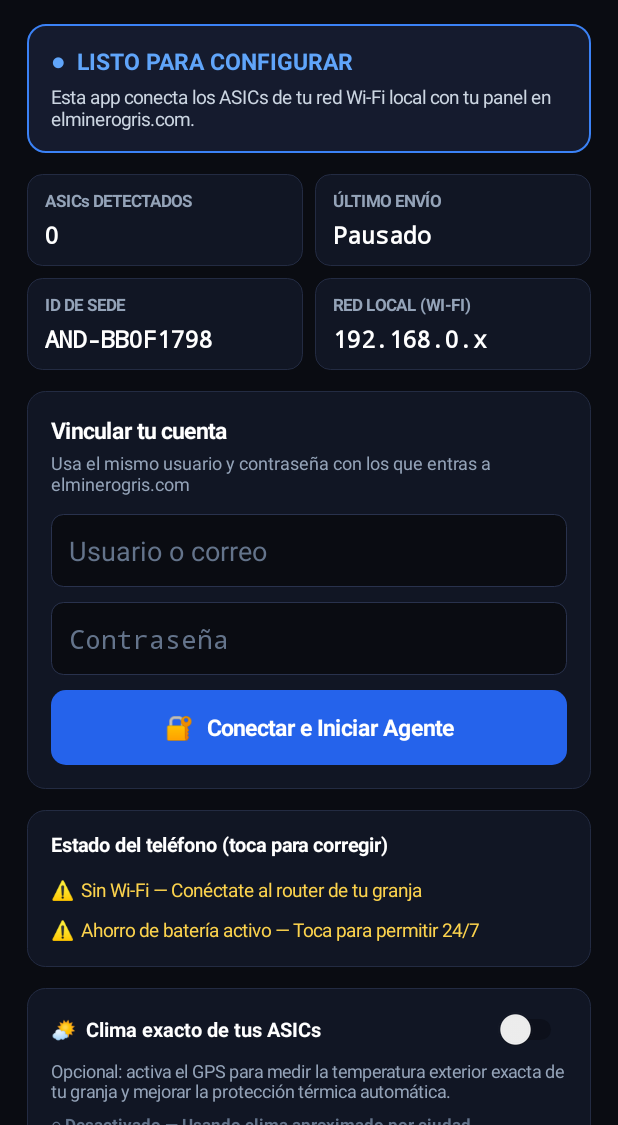
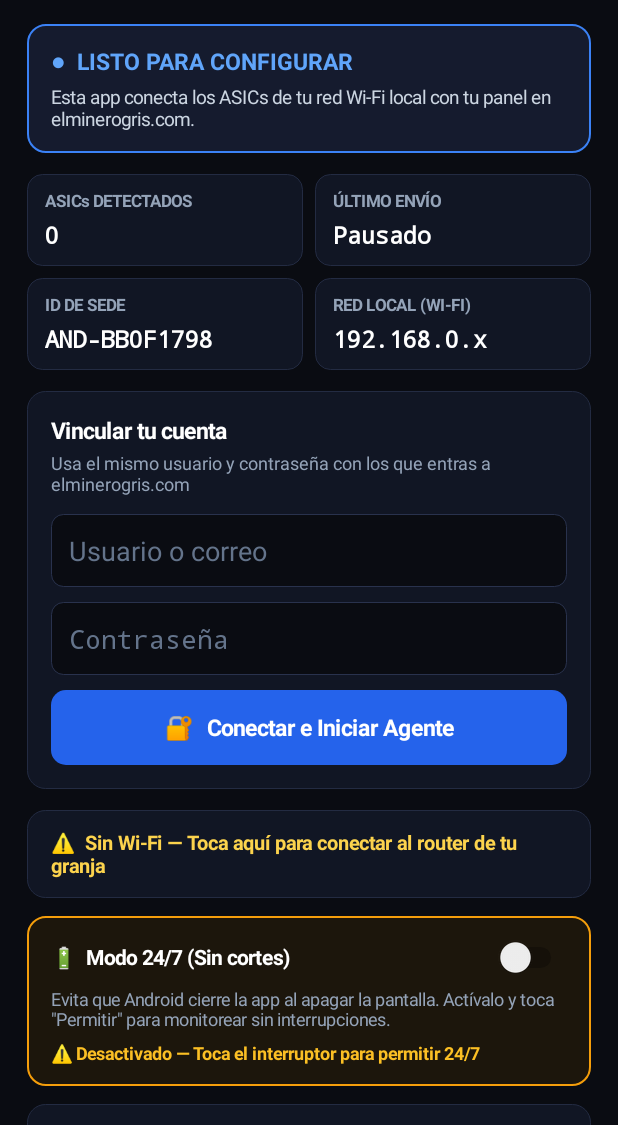
Before and after one commit to elminerogris/el-minero-gris-android, an Android app: the screen it shows after launch (MainActivity), on a phone screen of 412 x 824 dp, the part 111-1236 px from its top. Run offline under Robolectric (Android 15) with nearby library versions, the phone set to English and light mode, and no system bars.

Commit message:
Update MainActivity.kt

```diff
--- a/app/src/main/java/com/elminerogris/agente/MainActivity.kt
+++ b/app/src/main/java/com/elminerogris/agente/MainActivity.kt
@@ -52,7 +52,11 @@ class MainActivity : AppCompatActivity() {
     private lateinit var valSubred: TextView
 
     private lateinit var txtCheckWifi: TextView
-    private lateinit var txtCheckBateria: TextView
+
+    // Modo 24/7 (Batería sin restricciones con interruptor visual)
+    private lateinit var cardModo247: LinearLayout
+    private lateinit var switchModo247: Switch
+    private lateinit var txtEstadoModo247: TextView
 
     // Clima / GPS opcional
     private lateinit var switchClima: Switch
@@ -353,39 +357,76 @@ class MainActivity : AppCompatActivity() {
         cardLoginForm.addView(btnConectarLogin)
         root.addView(cardLoginForm)
 
-        // ==================== 6. CHECKLIST DE SALUD ====================
-        val cardSalud = LinearLayout(this).apply {
+        // ==================== 6. ESTADO DE RED WI-FI ====================
+        val cardWifi = LinearLayout(this).apply {
+            orientation = LinearLayout.VERTICAL
+            background = fondo("#111624", 12, "#232B42")
+            setPadding(16.dp(), 13.dp(), 16.dp(), 13.dp())
+            layoutParams = LinearLayout.LayoutParams(
+                LinearLayout.LayoutParams.MATCH_PARENT,
+                LinearLayout.LayoutParams.WRAP_CONTENT
+            ).apply { bottomMargin = 12.dp() }
+        }
+
+        txtCheckWifi = TextView(this).apply {
+            textSize = 13f
+            setTypeface(null, Typeface.BOLD)
+        }
+        cardWifi.addView(txtCheckWifi)
+        root.addView(cardWifi)
+
+        // ==================== 7. TARJETA CON INTERRUPTOR: MODO 24/7 ====================
+        cardModo247 = LinearLayout(this).apply {
             orientation = LinearLayout.VERTICAL
             background = fondo("#111624", 12, "#232B42")
             setPadding(16.dp(), 14.dp(), 16.dp(), 14.dp())
             layoutParams = LinearLayout.LayoutParams(
                 LinearLayout.LayoutParams.MATCH_PARENT,
                 LinearLayout.LayoutParams.WRAP_CONTENT
-            ).apply { bottomMargin = 14.dp() }
+            ).apply { bottomMargin = 12.dp() }
         }
 
-        cardSalud.addView(TextView(this).apply {
-            text = "Estado del teléfono (toca para corregir)"
-            textSize = 13f
+        val fila247Header = LinearLayout(this).apply {
+            orientation = LinearLayout.HORIZONTAL
+            gravity = Gravity.CENTER_VERTICAL
+            layoutParams = LinearLayout.LayoutParams(
+                LinearLayout.LayoutParams.MATCH_PARENT,
+                LinearLayout.LayoutParams.WRAP_CONTENT
+            )
+        }
+
+        val titulo247 = TextView(this).apply {
+            text = "🔋  Modo 24/7 (Sin cortes)"
+            textSize = 13.8f
             setTypeface(null, Typeface.BOLD)
             setTextColor(Color.WHITE)
-            setPadding(0, 0, 0, 8.dp())
-        })
-
-        txtCheckWifi = TextView(this).apply {
-            textSize = 12.5f
-            setPadding(0, 5.dp(), 0, 5.dp())
-        }
-        txtCheckBateria = TextView(this).apply {
-            textSize = 12.5f
-            setPadding(0, 5.dp(), 0, 2.dp())
+            layoutParams = LinearLayout.LayoutParams(0, LinearLayout.LayoutParams.WRAP_CONTENT, 1f)
         }
 
-        cardSalud.addView(txtCheckWifi)
-        cardSalud.addView(txtCheckBateria)
-        root.addView(cardSalud)
+        switchModo247 = Switch(this)
 
-        // ==================== 7. TARJETA OPCIONAL: CLIMA EXACTO ====================
+        fila247Header.addView(titulo247)
+        fila247Header.addView(switchModo247)
+
+        val desc247 = TextView(this).apply {
+            text = "Evita que Android cierre la app al apagar la pantalla. Actívalo y toca \"Permitir\" para monitorear sin interrupciones."
+            textSize = 11.8f
+            setTextColor(Color.parseColor("#94A3B8"))
+            setPadding(0, 6.dp(), 0, 5.dp())
+        }
+
+        txtEstadoModo247 = TextView(this).apply {
+            textSize = 11.8f
+            setTypeface(null, Typeface.BOLD)
+            setPadding(0, 2.dp(), 0, 0)
+        }
+
+        cardModo247.addView(fila247Header)
+        cardModo247.addView(desc247)
+        cardModo247.addView(txtEstadoModo247)
+        root.addView(cardModo247)
+
+        // ==================== 8. TARJETA OPCIONAL: CLIMA EXACTO ====================
         val cardClima = LinearLayout(this).apply {
             orientation = LinearLayout.VERTICAL
             background = fondo("#111624", 12, "#232B42")
@@ -407,7 +448,7 @@ class MainActivity : AppCompatActivity() {
 
         val tituloClima = TextView(this).apply {
             text = "🌤️  Clima exacto de tus ASICs"
-            textSize = 13.5f
+            textSize = 13.8f
             setTypeface(null, Typeface.BOLD)
             setTextColor(Color.WHITE)
             layoutParams = LinearLayout.LayoutParams(0, LinearLayout.LayoutParams.WRAP_CONTENT, 1f)
@@ -438,7 +479,7 @@ class MainActivity : AppCompatActivity() {
         cardClima.addView(txtEstadoClima)
         root.addView(cardClima)
 
-        // ==================== 8. ACCESOS RÁPIDOS ====================
+        // ==================== 9. ACCESOS RÁPIDOS ====================
         val btnAbrirWeb = Button(this).apply {
             text = "🌐   Abrir Panel Web (elminerogris.com)"
             isAllCaps = false
@@ -471,6 +512,29 @@ class MainActivity : AppCompatActivity() {
         setContentView(scroll)
 
         // ==================== EVENTOS ====================
+        switchModo247.setOnCheckedChangeListener { _, isChecked ->
+            if (actualizandoSwitchInterno) return@setOnCheckedChangeListener
+            val yaPermitido = estaBateriaSinRestricciones()
+            if (isChecked && !yaPermitido) {
+                // Revertimos visualmente hasta que Android confirme en onResume()
+                actualizandoSwitchInterno = true
+                switchModo247.isChecked = false
+                actualizandoSwitchInterno = false
+                pedirIgnorarBateria()
+            } else if (!isChecked && yaPermitido) {
+                actualizandoSwitchInterno = true
+                switchModo247.isChecked = true
+                actualizandoSwitchInterno = false
+                abrirAjustesBateriaSistema()
+            }
+        }
+
+        cardModo247.setOnClickListener {
+            if (!estaBateriaSinRestricciones()) {
+                pedirIgnorarBateria()
+            }
+        }
+
         switchClima.setOnCheckedChangeListener { _, isChecked ->
             if (actualizandoSwitchInterno) return@setOnCheckedChangeListener
             if (isChecked) {
@@ -509,12 +573,17 @@ class MainActivity : AppCompatActivity() {
                 btnConectarLogin.text = "🔐   Conectar e Iniciar Agente"
                 if (res != null && res.optBoolean("ok", false)) {
                     val subWifi = detectarSubredWifi() ?: res.optString("subnet", "192.168.0")
-                    prefs.edit()
+                    val ed = prefs.edit()
                         .putString("username", res.optString("username"))
                         .putString("api_key", res.optString("api_key"))
                         .putString("subnet", subWifi)
                         .putBoolean("service_running", true)
-                        .apply()
+                    val mUser = res.optString("miner_user", "").trim()
+                    val mPass = res.optString("miner_pass", "").trim()
+                    if (mUser.isNotEmpty() && mPass.isNotEmpty()) {
+                        ed.putString("miner_user", mUser).putString("miner_pass", mPass)
+                    }
+                    ed.apply()
                     mostrandoFormularioLogin = false
                     iniciarServicio()
                     actualizarTodoUI()
@@ -545,11 +614,8 @@ class MainActivity : AppCompatActivity() {
             actualizarTodoUI()
         }
 
-        txtCheckWifi.setOnClickListener {
+        cardWifi.setOnClickListener {
             startActivity(Intent(Settings.ACTION_WIFI_SETTINGS))
-        }
-        txtCheckBateria.setOnClickListener {
-            pedirIgnorarBateria()
         }
 
         btnAbrirWeb.setOnClickListener {
@@ -604,6 +670,12 @@ class MainActivity : AppCompatActivity() {
         }
     }
 
+    private fun estaBateriaSinRestricciones(): Boolean {
+        if (Build.VERSION.SDK_INT < Build.VERSION_CODES.M) return true
+        val pm = getSystemService(Context.POWER_SERVICE) as? PowerManager
+        return pm?.isIgnoringBatteryOptimizations(packageName) == true
+    }
+
     private fun actualizarTodoUI() {
         val prefs = getSharedPreferences("emg_prefs", Context.MODE_PRIVATE)
         val user = prefs.getString("username", "") ?: ""
@@ -615,6 +687,7 @@ class MainActivity : AppCompatActivity() {
         val count = prefs.getInt("miners_count", 0)
         val lastSync = prefs.getString("last_sync", "Esperando...") ?: "Esperando..."
         val gpsActivo = prefs.getBoolean("gps_enabled", false)
+        val batOk = estaBateriaSinRestricciones()
 
         val dp = resources.displayMetrics.density
         fun fondoBanner(bg: String, border: String): GradientDrawable {
@@ -675,23 +748,26 @@ class MainActivity : AppCompatActivity() {
             txtCheckWifi.text = "✅  Wi-Fi local conectado ($subnetWifi.x)"
             txtCheckWifi.setTextColor(Color.parseColor("#6EE7B7"))
         } else {
-            txtCheckWifi.text = "⚠️  Sin Wi-Fi — Conéctate al router de tu granja"
+            txtCheckWifi.text = "⚠️  Sin Wi-Fi — Toca aquí para conectar al router de tu granja"
             txtCheckWifi.setTextColor(Color.parseColor("#FCD34D"))
         }
 
-        val pm = getSystemService(Context.POWER_SERVICE) as? PowerManager
-        val batOk = Build.VERSION.SDK_INT < Build.VERSION_CODES.M || pm?.isIgnoringBatteryOptimizations(packageName) == true
+        // Actualizar tarjeta visual de Modo 24/7
+        actualizandoSwitchInterno = true
+        switchModo247.isChecked = batOk
+        switchClima.isChecked = gpsActivo
+        actualizandoSwitchInterno = false
+
         if (batOk) {
-            txtCheckBateria.text = "✅  Batería 24/7: Sin restricciones de Android"
-            txtCheckBateria.setTextColor(Color.parseColor("#6EE7B7"))
+            cardModo247.background = fondoBanner("#111624", "#10B981")
+            txtEstadoModo247.text = "✅ Protegido — Funcionando 24/7 sin cortes"
+            txtEstadoModo247.setTextColor(Color.parseColor("#34D399"))
         } else {
-            txtCheckBateria.text = "⚠️  Ahorro de batería activo — Toca para permitir 24/7"
-            txtCheckBateria.setTextColor(Color.parseColor("#FCD34D"))
+            cardModo247.background = fondoBanner("#1C160C", "#F59E0B")
+            txtEstadoModo247.text = "⚠️ Desactivado — Toca el interruptor para permitir 24/7"
+            txtEstadoModo247.setTextColor(Color.parseColor("#FBBF24"))
         }
 
-        actualizandoSwitchInterno = true
-        switchClima.isChecked = gpsActivo
-        actualizandoSwitchInterno = false
         if (gpsActivo) {
             txtEstadoClima.text = "● Activo — Usando ubicación precisa para el clima exterior"
             txtEstadoClima.setTextColor(Color.parseColor("#34D399"))
@@ -709,8 +785,16 @@ class MainActivity : AppCompatActivity() {
                 }
                 startActivity(intent)
             } catch (_: Exception) {
+                abrirAjustesBateriaSistema()
+            }
+        }
+    }
+
+    private fun abrirAjustesBateriaSistema() {
+        if (Build.VERSION.SDK_INT >= Build.VERSION_CODES.M) {
+            try {
                 startActivity(Intent(Settings.ACTION_IGNORE_BATTERY_OPTIMIZATION_SETTINGS))
-            }
+            } catch (_: Exception) {}
         }
     }
 
```
